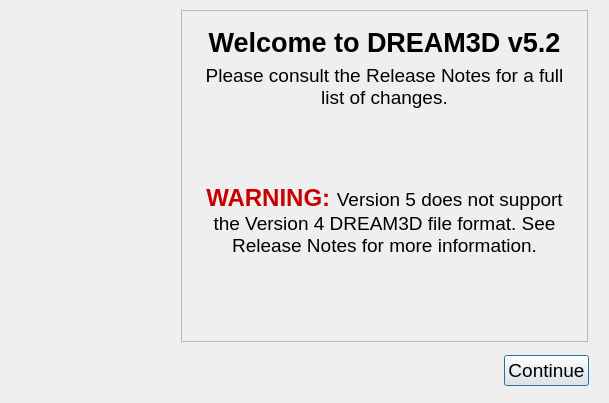
First picture: the form in Source/Applications/DREAM3D/UI_Files/DREAM3Dv5Wizard.ui, repository BlueQuartzSoftware/DREAM3D, before the edit.
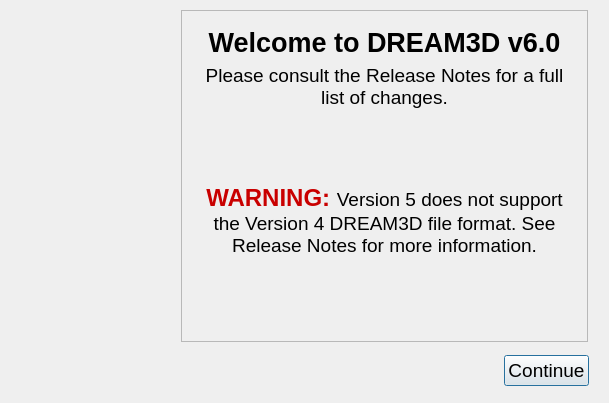
Second picture: the form after the edit.

Commit message: Updating DREAM3D wizard to display v6.0 instead of v5.2.

What changed in the file:
```diff
--- a/Source/Applications/DREAM3D/UI_Files/DREAM3Dv5Wizard.ui
+++ b/Source/Applications/DREAM3D/UI_Files/DREAM3Dv5Wizard.ui
@@ -99,7 +99,7 @@
        </font>
       </property>
       <property name="text">
-       <string>Welcome to DREAM3D v5.2</string>
+       <string>Welcome to DREAM3D v6.0</string>
       </property>
       <property name="alignment">
        <set>Qt::AlignCenter</set>
```
Left out of the diff: 2 changed lines with no effect on the pictures. The commit also changes 1 other file.
